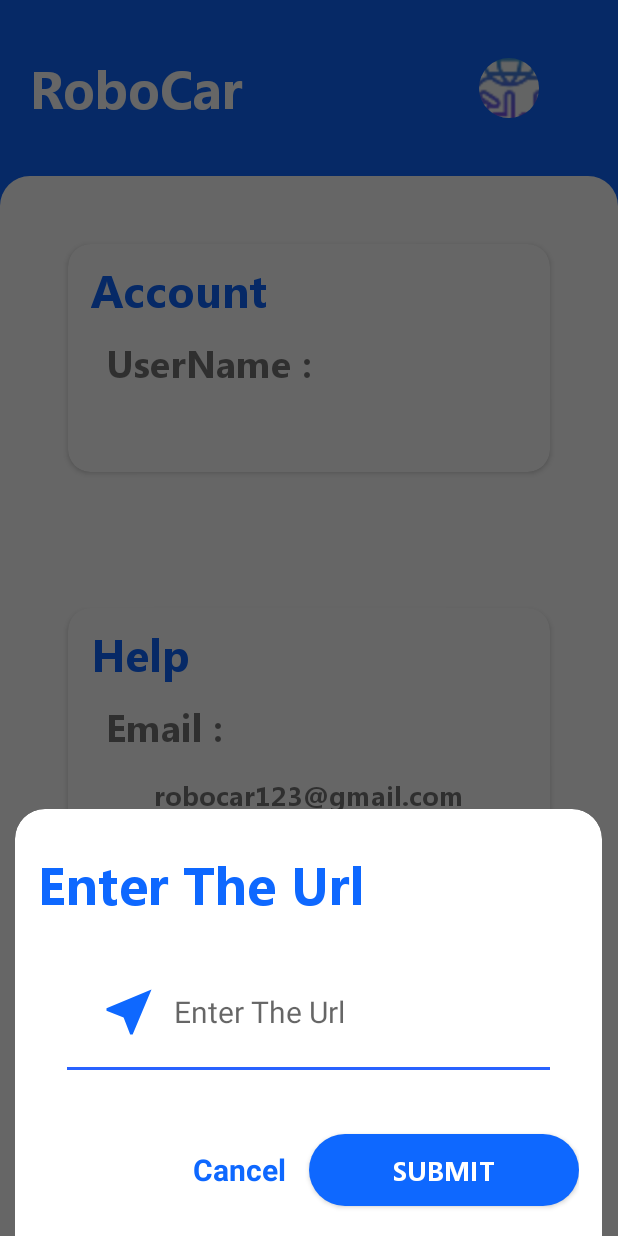
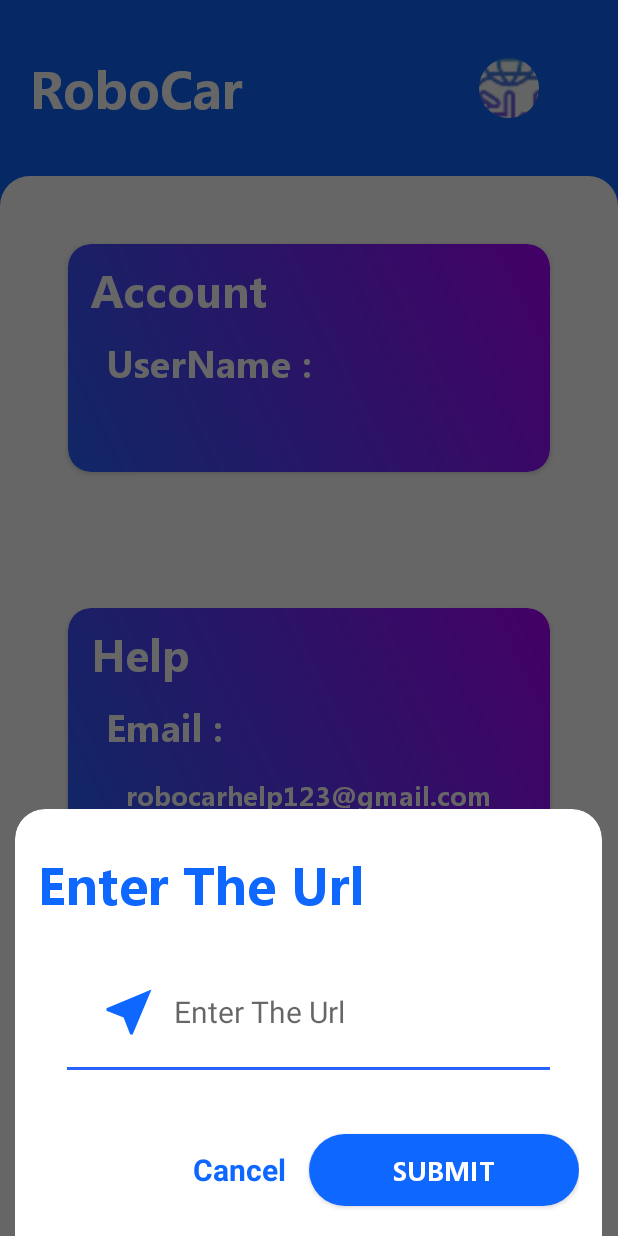
Before and after one commit to zalakuldip740/Robocar, an Android app: the Home screen opened directly, with no data from a screen before it, item 4 of the bottom bar chosen, on a phone screen of 412 x 824 dp. Run offline under Robolectric (Android 15) with nearby library versions, the phone set to English and light mode, and no system bars; our stand-ins replace CircleImageView, Firebase (no records; nobody signed in at launch, a user with empty details on screens opened directly).

Commit message:
Login system added(updated)

```diff
--- a/app/build.gradle
+++ b/app/build.gradle
@@ -1,5 +1,6 @@
 apply plugin: 'com.android.application'
 apply plugin: 'com.google.gms.google-services'
+
 
 android {
     compileSdkVersion 30
@@ -31,7 +32,6 @@ dependencies {
     implementation 'androidx.legacy:legacy-support-v4:1.0.0'
     implementation 'com.google.firebase:firebase-database:19.6.0'
     implementation 'com.firebaseui:firebase-ui-database:7.1.1'
-    implementation 'com.google.firebase:firebase-auth:20.0.2'
     testImplementation 'junit:junit:4.13.1'
     androidTestImplementation 'androidx.test.ext:junit:1.1.2'
     androidTestImplementation 'androidx.test.espresso:espresso-core:3.3.0'
--- a/app/src/main/java/com/example/roboticcar/MainActivity.java
+++ b/app/src/main/java/com/example/roboticcar/MainActivity.java
@@ -32,6 +32,7 @@ public class MainActivity extends AppCompatActivity {
 
     SharedPreferences sharedPreferences;
     String loginusername;
+    String msgdatapath;
 
 
     @Override
@@ -44,6 +45,8 @@ public class MainActivity extends AppCompatActivity {
         loginusername=sharedPreferences.getString("username","");
 
 
+        msgdatapath=loginusername.replace(".","_");
+
 
         BottomNavigationView bottomNavigationView = findViewById(R.id.bottomnavbar);
 
@@ -51,7 +54,7 @@ public class MainActivity extends AppCompatActivity {
         getSupportFragmentManager().beginTransaction().replace(R.id.fragmentcontainer, new Home()).commit();
 
 
-        databaseReference.child("businesses").addChildEventListener(new ChildEventListener() {
+        databaseReference.child(msgdatapath).addChildEventListener(new ChildEventListener() {
             @Override
             public void onChildAdded(@NonNull DataSnapshot snapshot, @Nullable String previousChildName) {
                 datamsg = (String) snapshot.child("Data").getValue();
--- /dev/null
+++ b/app/src/main/res/drawable/profilecardback.xml
@@ -0,0 +1,13 @@
+<?xml version="1.0" encoding="utf-8"?>
+<layer-list xmlns:android="http://schemas.android.com/apk/res/android">
+    <item>
+        <shape android:shape="rectangle">
+            <gradient android:startColor="#2962FF"
+                android:endColor="#AA00FF"
+                android:angle="45"/>
+            <corners
+                android:radius="15dp">
+            </corners>
+        </shape>
+    </item>
+</layer-list>
--- a/app/src/main/res/layout-land/fragment_profile.xml
+++ b/app/src/main/res/layout-land/fragment_profile.xml
@@ -26,7 +26,8 @@
             <LinearLayout
                 android:layout_width="match_parent"
                 android:layout_height="wrap_content"
-                android:orientation="vertical">
+                android:orientation="vertical"
+                android:background="@drawable/profilecardback">
 
                 <TextView
                     android:layout_width="wrap_content"
@@ -35,7 +36,7 @@
                     android:layout_marginTop="10dp"
                     android:fontFamily="@font/segoeuibold"
                     android:text="@string/Account"
-                    android:textColor="@color/colorPrimary"
+                    android:textColor="@color/white"
                     android:textSize="30sp" />
 
                 <TextView
@@ -44,6 +45,7 @@
                     android:layout_marginStart="25dp"
                     android:layout_marginTop="10dp"
                     android:fontFamily="@font/segoeuibold"
+                    android:textColor="@color/white"
                     android:text="@string/Username_ip"
                     android:textSize="25sp" />
 
@@ -55,6 +57,7 @@
                     android:fontFamily="@font/segoeuibold"
                     android:padding="15dp"
                     android:text=""
+                    android:textColor="@color/white"
                     android:textSize="18sp" />
 
             </LinearLayout>
@@ -73,7 +76,8 @@
             <LinearLayout
                 android:layout_width="match_parent"
                 android:layout_height="wrap_content"
-                android:orientation="vertical">
+                android:orientation="vertical"
+                android:background="@drawable/profilecardback">
 
                 <TextView
                     android:layout_width="wrap_content"
@@ -82,7 +86,7 @@
                     android:layout_marginTop="10dp"
                     android:fontFamily="@font/segoeuibold"
                     android:text="@string/Help"
-                    android:textColor="@color/colorPrimary"
+                    android:textColor="@color/white"
                     android:textSize="30sp" />
 
                 <TextView
@@ -92,6 +96,7 @@
                     android:layout_marginTop="10dp"
                     android:fontFamily="@font/segoeuibold"
                     android:text="@string/Email"
+                    android:textColor="@color/white"
                     android:textSize="25sp" />
 
                 <TextView
@@ -101,6 +106,7 @@
                     android:fontFamily="@font/segoeuibold"
                     android:padding="15dp"
                     android:text="@string/Email_data"
+                    android:textColor="@color/white"
                     android:textSize="18sp" />
 
             </LinearLayout>
--- a/app/src/main/res/layout/activity_loginpage.xml
+++ b/app/src/main/res/layout/activity_loginpage.xml
@@ -92,7 +92,8 @@
             android:drawableEnd="@drawable/pin"
             android:fontFamily="@font/segoeuibold"
             android:hint="@string/setpasscodelabel"
-            android:inputType="numberPassword"
+            android:maxLength="4"
+            android:inputType="number"
             android:paddingStart="28dp"
             android:paddingEnd="20dp" />
 
--- a/app/src/main/res/layout/fragment_profile.xml
+++ b/app/src/main/res/layout/fragment_profile.xml
@@ -17,7 +17,8 @@
         <LinearLayout
             android:layout_width="match_parent"
             android:layout_height="wrap_content"
-            android:orientation="vertical">
+            android:orientation="vertical"
+            android:background="@drawable/profilecardback">
 
             <TextView
                 android:layout_width="wrap_content"
@@ -26,7 +27,7 @@
                 android:layout_marginTop="10dp"
                 android:fontFamily="@font/segoeuibold"
                 android:text="@string/Account"
-                android:textColor="@color/colorPrimary"
+                android:textColor="@color/white"
                 android:textSize="30sp" />
 
             <TextView
@@ -36,6 +37,7 @@
                 android:layout_marginTop="10dp"
                 android:fontFamily="@font/segoeuibold"
                 android:text="@string/Username_ip"
+                android:textColor="@color/white"
                 android:textSize="25sp" />
 
             <TextView
@@ -46,6 +48,7 @@
                 android:fontFamily="@font/segoeuibold"
                 android:padding="15dp"
                 android:text=""
+                android:textColor="@color/white"
                 android:textSize="18sp" />
 
         </LinearLayout>
@@ -63,7 +66,8 @@
         <LinearLayout
             android:layout_width="match_parent"
             android:layout_height="wrap_content"
-            android:orientation="vertical">
+            android:orientation="vertical"
+            android:background="@drawable/profilecardback">
 
             <TextView
                 android:layout_width="wrap_content"
@@ -72,7 +76,7 @@
                 android:layout_marginTop="10dp"
                 android:fontFamily="@font/segoeuibold"
                 android:text="@string/Help"
-                android:textColor="@color/colorPrimary"
+                android:textColor="@color/white"
                 android:textSize="30sp" />
 
             <TextView
@@ -82,6 +86,7 @@
                 android:layout_marginTop="10dp"
                 android:fontFamily="@font/segoeuibold"
                 android:text="@string/Email"
+                android:textColor="@color/white"
                 android:textSize="25sp" />
 
             <TextView
@@ -91,6 +96,7 @@
                 android:fontFamily="@font/segoeuibold"
                 android:padding="15dp"
                 android:text="@string/Email_data"
+                android:textColor="@color/white"
                 android:textSize="18sp" />
 
         </LinearLayout>
--- a/app/src/main/res/values/strings.xml
+++ b/app/src/main/res/values/strings.xml
@@ -21,7 +21,7 @@
     <string name="Username_ip">UserName :</string>
     <string name="Email">Email :</string>
     <string name="Logout">Logout</string>
-    <string name="Email_data">robocar123@gmail.com</string>
+    <string name="Email_data">robocarhelp123@gmail.com</string>
     <string name="Login">Login</string>
     <string name="welcometxt">Welcome User</string>
     <string name="login_username">Enter Robocar IP</string>
--- a/build.gradle
+++ b/build.gradle
@@ -5,11 +5,13 @@ buildscript {
         jcenter()
     }
     dependencies {
-        classpath 'com.android.tools.build:gradle:4.1.1'
+        classpath 'com.android.tools.build:gradle:4.1.2'
         classpath 'com.google.gms:google-services:4.3.5'
+
 
         // NOTE: Do not place your application dependencies here; they belong
         // in the individual module build.gradle files
+
     }
 }
 
```
Also changed, not shown: app/src/main/java/com/example/roboticcar/Home.java (+5 -3 lines), app/src/main/java/com/example/roboticcar/Loginpage.java (+83 -22 lines), app/src/main/java/com/example/roboticcar/Splashscreen.java (+11 -11 lines).
